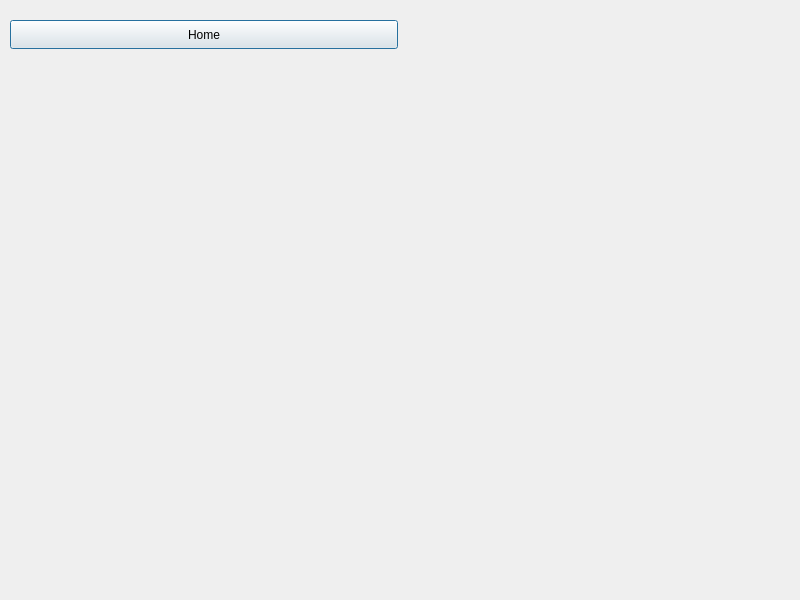
Before: the Qt Designer form botsoverview.ui in ShashwatSingh67/oop-project, drawn with Qt 5.
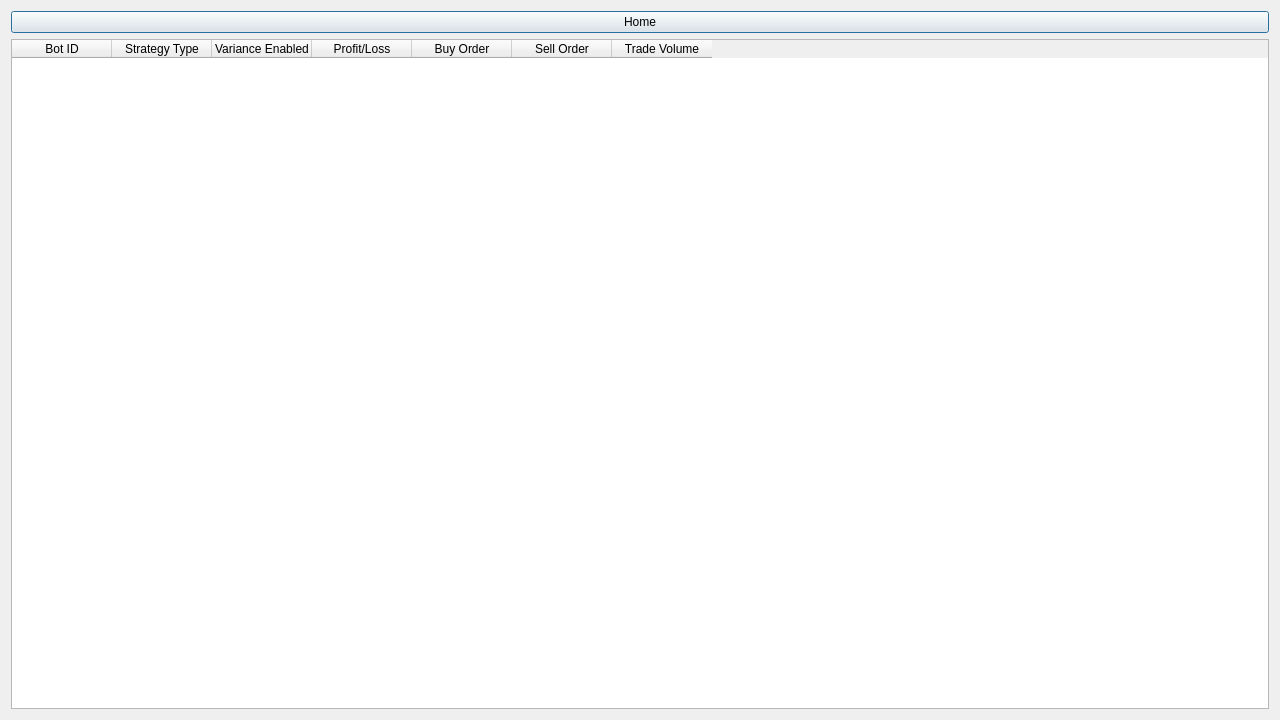
After: the same form once the commit is applied.

```diff
--- a/botsoverview.ui
+++ b/botsoverview.ui
@@ -6,26 +6,82 @@
    <rect>
     <x>0</x>
     <y>0</y>
-    <width>800</width>
-    <height>600</height>
+    <width>1280</width>
+    <height>720</height>
    </rect>
   </property>
   <property name="windowTitle">
    <string>Dialog</string>
   </property>
-  <widget class="QPushButton" name="Home_Button">
-   <property name="geometry">
-    <rect>
-     <x>10</x>
-     <y>20</y>
-     <width>388</width>
-     <height>29</height>
-    </rect>
-   </property>
-   <property name="text">
-    <string>Home</string>
-   </property>
-  </widget>
+  <layout class="QGridLayout" name="gridLayout">
+   <item row="1" column="0">
+    <widget class="QPushButton" name="Home_Button">
+     <property name="text">
+      <string>Home</string>
+     </property>
+    </widget>
+   </item>
+   <item row="2" column="0">
+    <widget class="QTableWidget" name="tableWidget_Bot_Data">
+     <property name="minimumSize">
+      <size>
+       <width>256</width>
+       <height>192</height>
+      </size>
+     </property>
+     <property name="maximumSize">
+      <size>
+       <width>1920</width>
+       <height>1080</height>
+      </size>
+     </property>
+     <property name="editTriggers">
+      <set>QAbstractItemView::EditTrigger::NoEditTriggers</set>
+     </property>
+     <attribute name="verticalHeaderVisible">
+      <bool>true</bool>
+     </attribute>
+     <attribute name="verticalHeaderCascadingSectionResizes">
+      <bool>false</bool>
+     </attribute>
+     <column>
+      <property name="text">
+       <string>Bot ID</string>
+      </property>
+     </column>
+     <column>
+      <property name="text">
+       <string>Strategy Type</string>
+      </property>
+     </column>
+     <column>
+      <property name="text">
+       <string>Variance Enabled</string>
+      </property>
+     </column>
+     <column>
+      <property name="text">
+       <string>Profit/Loss</string>
+      </property>
+     </column>
+     <column>
+      <property name="text">
+       <string>Buy Order</string>
+      </property>
+     </column>
+     <column>
+      <property name="text">
+       <string>Sell Order</string>
+      </property>
+     </column>
+     <column>
+      <property name="text">
+       <string>Trade Volume</string>
+      </property>
+     </column>
+    </widget>
+   </item>
+  </layout>
  </widget>
  <resources/>
  <connections/>
```
